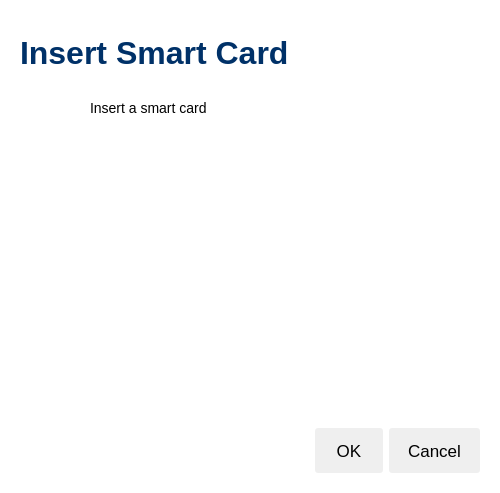
The window that src/ui/dialog.ui (web-eid/web-eid-app) describes before a commit, drawn with Qt 5.
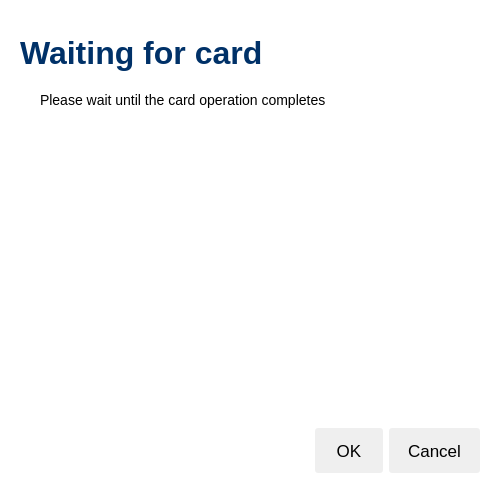
The same window after the commit. Icons and pictures are not drawn. Custom widgets are drawn as their Qt base class.

Commit message: feat(multi-card): use CardCertificateAndPinInfo instead of list index to pass selected card information around

The edit to the form file:
```diff
--- a/src/ui/dialog.ui
+++ b/src/ui/dialog.ui
@@ -39,7 +39,7 @@
 QPushButton::hover, QPushButton::focus {
 background-color: #DEDEDE;
 }
-#selectCardPageTitleLabel, #selectCertificatePageTitleLabel, #authenticatePageTitleLabel, #signPageTitleLabel {
+#waitingPageTitleLabel, #selectCardPageTitleLabel, #selectCertificatePageTitleLabel, #authenticatePageTitleLabel, #signPageTitleLabel {
 color: #003168;
 font-size: 32px;
 font-weight: bold;
@@ -56,6 +56,27 @@
 min-height: 70px;
 padding: 0px 20px 0px 28px;
 }
+
+QListWidget {
+border: 0;
+}
+QListWidget::item {
+border: 1px solid rgba(0,49,104,0.1);
+background-color: #F5F5F5;
+color: black;
+border-radius: 25px;
+margin-bottom: 6px;
+padding: 6px;
+}
+QListWidget::item:selected {
+border: 2px solid #113F8E;
+background-color: #F5F5F5;
+color: black;
+border-radius: 25px;
+margin-bottom: 6px;
+padding: 6px;
+}
+
 #selectCertificateInfoLabel {
 background-color: #F5F5F5;
 border: 2px solid #113F8E;
@@ -96,6 +117,71 @@
      <property name="currentIndex">
       <number>0</number>
      </property>
+     <widget class="QWidget" name="waitingPage">
+      <layout class="QVBoxLayout" name="waitingPageLayout">
+       <property name="spacing">
+        <number>20</number>
+       </property>
+       <property name="leftMargin">
+        <number>0</number>
+       </property>
+       <property name="topMargin">
+        <number>0</number>
+       </property>
+       <property name="rightMargin">
+        <number>0</number>
+       </property>
+       <property name="bottomMargin">
+        <number>0</number>
+       </property>
+       <item>
+        <widget class="QLabel" name="waitingPageTitleLabel">
+         <property name="focusPolicy">
+          <enum>Qt::TabFocus</enum>
+         </property>
+         <property name="text">
+          <string>Waiting for card</string>
+         </property>
+        </widget>
+       </item>
+       <item>
+        <layout class="QHBoxLayout" name="waitingPageHorizontalLayout" stretch="0,1">
+         <property name="spacing">
+          <number>20</number>
+         </property>
+         <item>
+          <widget class="WaitingSpinnerWidget" name="waitingPageSpinner" native="true"/>
+         </item>
+         <item>
+          <widget class="QLabel" name="waitingPageLabel">
+           <property name="focusPolicy">
+            <enum>Qt::TabFocus</enum>
+           </property>
+           <property name="text">
+            <string notr="true">Please wait until the card operation completes</string>
+           </property>
+           <property name="wordWrap">
+            <bool>true</bool>
+           </property>
+          </widget>
+         </item>
+        </layout>
+       </item>
+       <item>
+        <spacer name="waitingPageVerticalSpacer">
+         <property name="orientation">
+          <enum>Qt::Vertical</enum>
+         </property>
+         <property name="sizeHint" stdset="0">
+          <size>
+           <width>20</width>
+           <height>40</height>
+          </size>
+         </property>
+        </spacer>
+       </item>
+      </layout>
+     </widget>
      <widget class="QWidget" name="selectCardPage">
       <layout class="QVBoxLayout" name="selectCardPageLayout">
        <property name="spacing">
@@ -580,7 +666,13 @@
   <customwidget>
    <class>CertificateWidget</class>
    <extends>QWidget</extends>
-   <header>CertificateWidget.hpp</header>
+   <header>certificatelistwidget.hpp</header>
+   <container>1</container>
+  </customwidget>
+  <customwidget>
+   <class>WaitingSpinnerWidget</class>
+   <extends>QWidget</extends>
+   <header>waitingspinner/waitingspinnerwidget.hpp</header>
    <container>1</container>
   </customwidget>
  </customwidgets>
```
Left out of the diff: 8 changed lines with no effect on the pictures. The commit also changes 32 other files.
